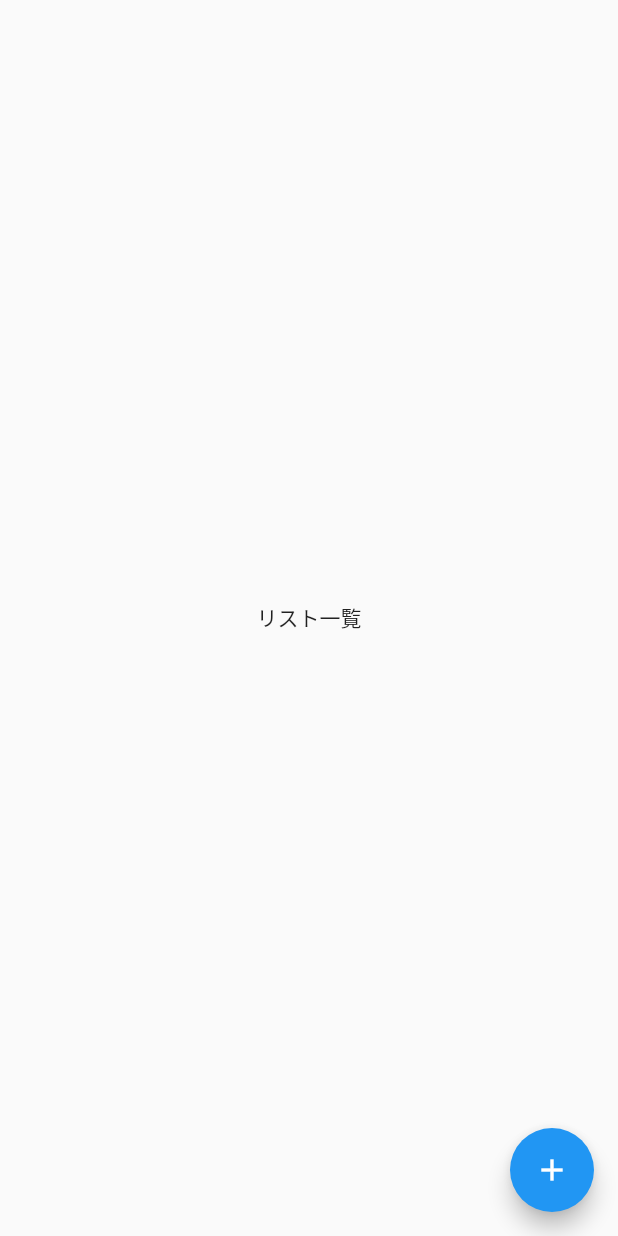
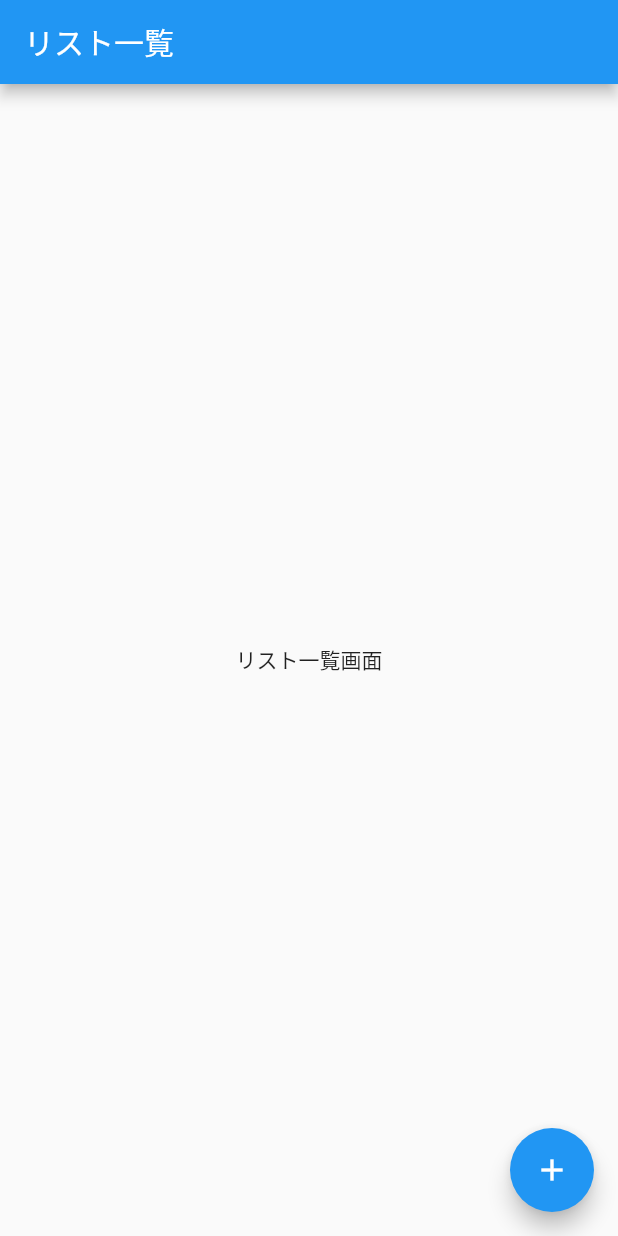
Before and after one commit to provisionshohei/flutter-app, a Flutter app: the screen it shows after launch, on a phone screen of 412 x 824 dp. Run offline on Flutter 3.47's test engine with Material 2 defaults, Android fonts, the phone set to English and light mode, and no system bars.

Commit message:
add appbar

```diff
--- a/lib/main.dart
+++ b/lib/main.dart
@@ -21,8 +21,11 @@ class TodoListPage extends StatelessWidget {
   @override
   Widget build(BuildContext context) {
     return Scaffold(
+      appBar: AppBar(
+        title: Text('リスト一覧'),
+      ),
       body: Center(
-        child: Text('リスト一覧'),
+        child: Text('リスト一覧画面'),
       ),
       floatingActionButton: FloatingActionButton(
         onPressed: () {
```
